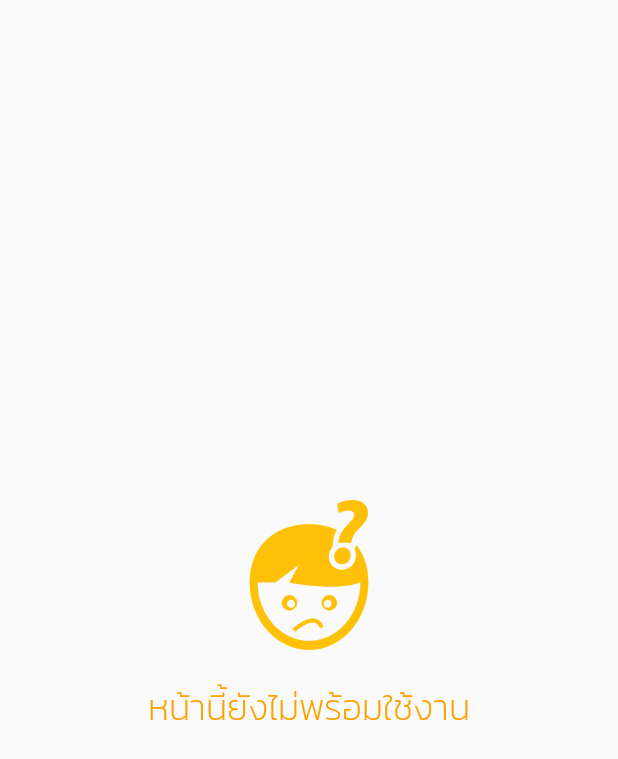
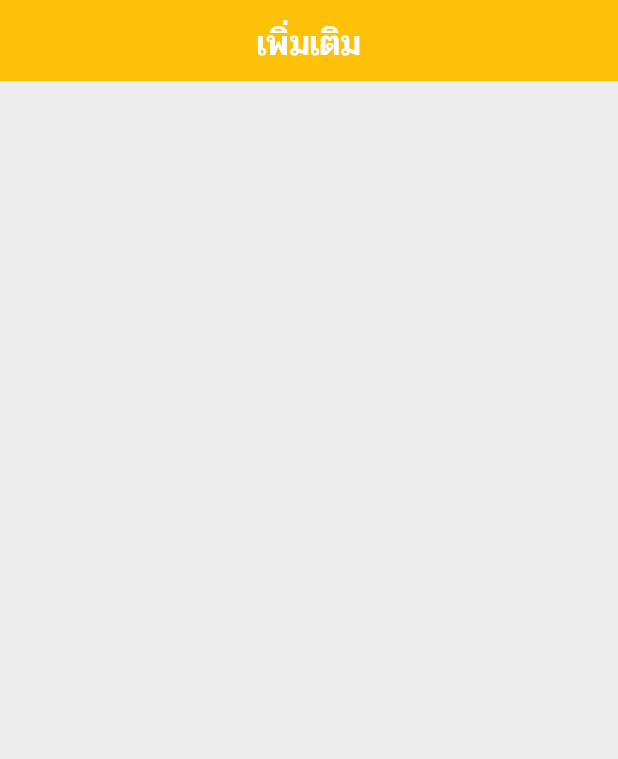
Before and after one commit to MelonDev/Thai-NativeChickenExpertSystem, an Android app: the layout fragment_tab_fifth.xml on its own in the app's theme, with its tools: preview values and no code run, on a phone screen of 412 x 824 dp. Shown: the top 759 px of the screen. Run offline under Robolectric (Android 15) with nearby library versions, the phone set to English and light mode, and no system bars; Roboto replaces fonts that are not available here.

Commit message:
5 APR 2018

```diff
--- /dev/null
+++ b/app/src/main/java/th/ac/up/agr/thai_nativechickenexpertsystem/Adapter/DiseaseVerticalAdapter.kt
@@ -0,0 +1 @@
+package th.ac.up.agr.thai_nativechickenexpertsystem.Adapter
--- a/app/src/main/java/th/ac/up/agr/thai_nativechickenexpertsystem/AddDataActivity.kt
+++ b/app/src/main/java/th/ac/up/agr/thai_nativechickenexpertsystem/AddDataActivity.kt
@@ -26,6 +26,8 @@ class AddDataActivity : AppCompatActivity() {
         this.window.setSoftInputMode(WindowManager.LayoutParams.SOFT_INPUT_STATE_ALWAYS_HIDDEN)
 
 
+
+
     }
 
     override fun onResume() {
--- a/app/src/main/res/layout/fragment_tab_fifth.xml
+++ b/app/src/main/res/layout/fragment_tab_fifth.xml
@@ -2,59 +2,44 @@
     xmlns:tools="http://schemas.android.com/tools"
     android:layout_width="match_parent"
     android:layout_height="match_parent"
+    xmlns:app="http://schemas.android.com/apk/res-auto"
+    android:background="#ededed"
     tools:context="th.ac.up.agr.thai_nativechickenexpertsystem.Fragment.TabFifthFragment">
 
-    <RelativeLayout
-        android:visibility="gone"
+    <android.support.design.widget.AppBarLayout
         android:layout_width="match_parent"
-        android:layout_height="64dp"
-        android:background="@color/colorPrimary"
-        >
-
-        <TextView
-            android:layout_width="wrap_content"
-            android:layout_height="wrap_content"
-            android:layout_alignParentBottom="true"
-            android:layout_marginLeft="16dp"
-            android:layout_marginBottom="8dp"
-            android:fontFamily="@font/pridi"
-            android:text="@string/tab_4"
-            android:textColor="#FFFFFF"
-            android:textSize="24dp" />
-
-    </RelativeLayout>
-
-    <RelativeLayout
-        android:layout_width="match_parent"
-        android:layout_height="match_parent">
+        android:layout_height="wrap_content"
+        android:visibility="visible"
+        app:elevation="0dp">
+        <RelativeLayout
+            app:layout_scrollFlags="scroll"
+            android:layout_width="match_parent"
+            android:minHeight="50dp"
+            android:layout_height="50dp"
+            android:layout_marginTop="4dp"
+            android:background="@color/colorPrimary">
 
 
 
-        <LinearLayout
-            android:layout_centerInParent="true"
-            android:orientation="vertical"
-            android:layout_width="wrap_content"
-            android:layout_height="wrap_content">
-
-            <ImageView
-                android:layout_gravity="center_horizontal"
-                android:layout_width="100dp"
-                android:layout_height="100dp"
-                android:src="@drawable/icon"
-                android:tint="@color/colorPrimary"
-                />
             <TextView
-                android:layout_marginTop="20dp"
-                android:textSize="24dp"
-                android:fontFamily="@font/kanit_extralight"
-                android:textColor="@color/colorPrimaryDark"
+                android:gravity="center_horizontal"
+                android:id="@+id/detail_title_name"
                 android:layout_width="wrap_content"
                 android:layout_height="wrap_content"
-                android:text="หน้านี้ยังไม่พร้อมใช้งาน"
-                />
+                android:layout_alignParentBottom="true"
+                android:layout_centerInParent="true"
+                android:layout_marginBottom="6dp"
+                android:layout_marginLeft="0dp"
+                android:fontFamily="@font/pridi_medium"
+                android:paddingBottom="0dp"
+                android:paddingRight="0dp"
+                android:text="@string/tab_5"
+                android:textColor="#FFFFFF"
+                android:textSize="24dp" />
 
-        </LinearLayout>
 
-    </RelativeLayout>
+        </RelativeLayout>
+
+    </android.support.design.widget.AppBarLayout>
 
 </FrameLayout>
--- a/app/src/main/res/layout/fragment_tab_second.xml
+++ b/app/src/main/res/layout/fragment_tab_second.xml
@@ -31,7 +31,7 @@
                 android:layout_height="wrap_content"
                 android:layout_alignParentBottom="true"
                 android:layout_centerInParent="true"
-                android:layout_marginBottom="8dp"
+                android:layout_marginBottom="6dp"
                 android:layout_marginLeft="0dp"
                 android:fontFamily="@font/pridi_medium"
                 android:paddingBottom="0dp"
--- a/app/src/main/res/values/strings.xml
+++ b/app/src/main/res/values/strings.xml
@@ -10,6 +10,8 @@
     <string name="tab_2">ลักษณะ</string>
     <string name="tab_2_full">ลักษณะของไก่พื้นเมือง</string>
     <string name="tab_3">การจัดการ</string>
+    <string name="tab_3_full">แจ้งเตือนการจัดการ</string>
+
     <string name="tab_4">โรคของไก่</string>
     <string name="tab_5">เพิ่มเติม</string>
     <string name="title_activity_sub_main">SubMainActivity</string>
```
Also changed, not shown: app/src/main/java/th/ac/up/agr/thai_nativechickenexpertsystem/Fragment/TabSecondFragment.kt (+8 -8 lines), app/src/main/res/layout/disease_layout.xml (added, +45 -0 lines), app/src/main/res/layout/fragment_tab_fourth.xml (+56 -31 lines), app/src/main/res/layout/fragment_tab_third.xml (+55 -38 lines).
